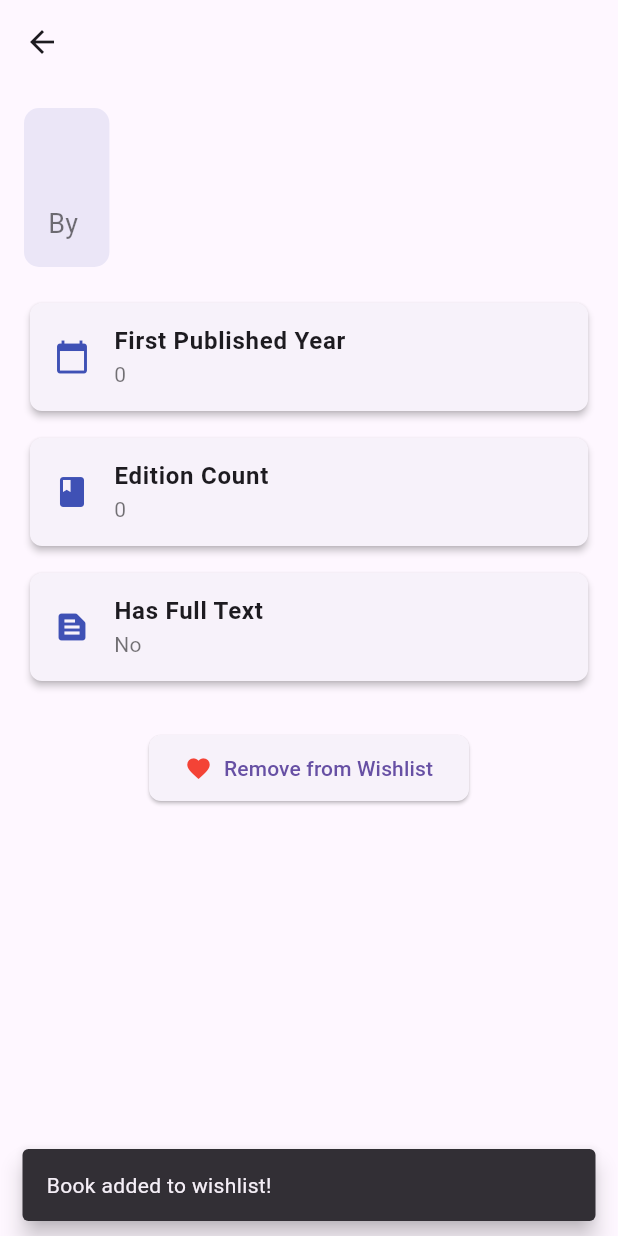
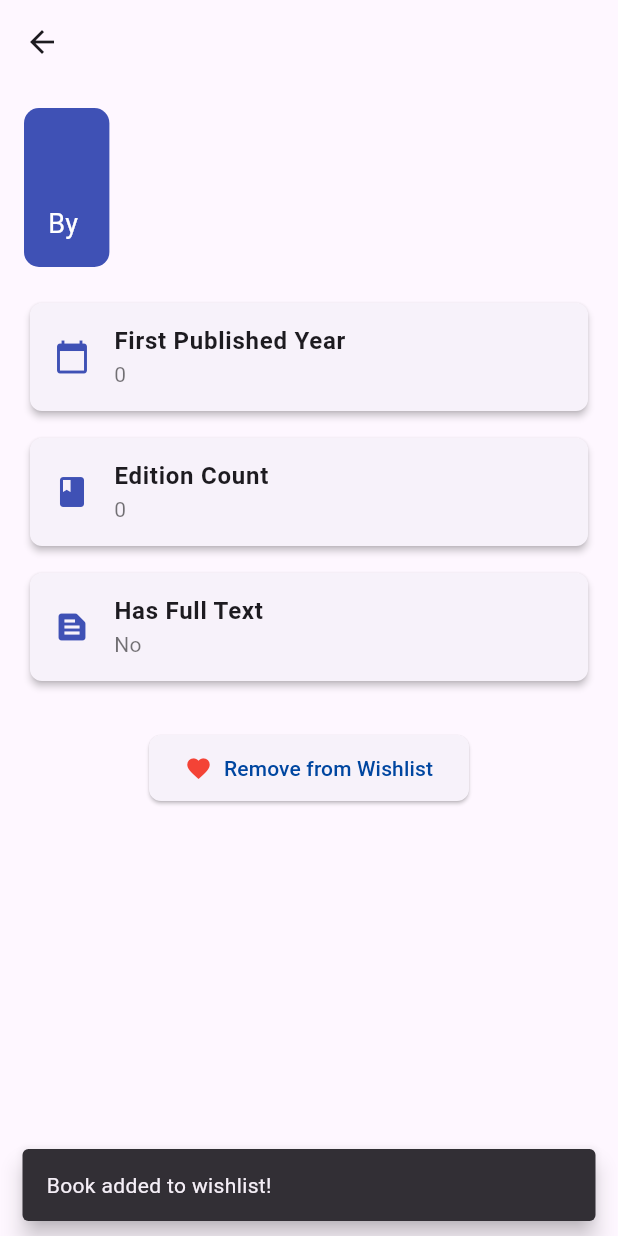
Before and after one commit to ishwor894/books_app, a Flutter app: the BookDetailsScreen screen opened directly with empty values, after a tap on "Add to Wishlist", on a phone screen of 412 x 824 dp. Run offline on Flutter 3.47's test engine with Material 3 defaults, Android fonts, the phone set to English and light mode, and no system bars; our stand-ins replace equatable, flutter_bloc, hive_ce_flutter, shimmer; accounts and stored records are empty.

Commit message:
hive update for wishlist  and login screen

```diff
--- a/lib/bloc/book_bloc.dart
+++ b/lib/bloc/book_bloc.dart
@@ -1,32 +1,47 @@
 import 'package:books_app/bloc/book_event.dart';
 import 'package:books_app/bloc/book_state.dart';
+import 'package:books_app/models/wishlist_model.dart';
+import 'package:books_app/services/hive_service.dart';
 import 'package:books_app/services/http_service.dart';
 import 'package:flutter_bloc/flutter_bloc.dart';
-import '../models/book_model.dart';
 
 class BookBloc extends Bloc<BookEvent, BookState> {
   final BookService bookService;
+  final HiveService hiveService = HiveService();
 
   BookBloc({required this.bookService}) : super(BookState.initial()) {
+    on<FetchWishlist>((event, emit) async {
+      List<Wishlist> wishlist = await hiveService.fetchWishlist();
+      emit(state.copyWith(wishlist: wishlist, wishlistUpdated: !state.wishlistUpdated));
+    });
     on<FetchBooks>((event, emit) async {
       emit(state.copyWith(isLoading: true, loadingError: false));
       try {
         final books = await bookService.fetchBooks();
-        emit(state.copyWith(books: books, isLoading: false));
+        emit(state.copyWith(
+          books: books,
+          isLoading: false,
+        ));
       } catch (e) {
         emit(state.copyWith(loadingError: true, isLoading: false));
       }
     });
 
-    on<AddToWishlist>((event, emit) {
-      final updatedWishlist = List<Doc>.from(state.wishlist)..add(event.book);
-      emit(state.copyWith(wishlist: updatedWishlist));
+    on<AddToWishlist>((event, emit) async {
+      // final updatedWishlist = List<Wishlist>.from(state.wishlist)
+      //   ..add(event.book);
+      await hiveService.saveWishlist(event.book);
+      add(FetchWishlist());
+      // emit(state.copyWith(wishlist: updatedWishlist));
     });
 
-    on<RemoveFromWishlist>((event, emit) {
-      final updatedWishlist = List<Doc>.from(state.wishlist)
-        ..remove(event.book);
-      emit(state.copyWith(wishlist: updatedWishlist));
+    on<RemoveFromWishlist>((event, emit) async {
+      // final updatedWishlist = List<Wishlist>.from(state.wishlist)
+      //   ..remove(event.book);
+      await hiveService.removeWishlist(event.book);
+      add(FetchWishlist());
+
+      // emit(state.copyWith(wishlist: updatedWishlist));
     });
   }
 }
--- a/lib/bloc/book_event.dart
+++ b/lib/bloc/book_event.dart
@@ -1,15 +1,16 @@
-import 'package:books_app/models/book_model.dart';
+import 'package:books_app/models/wishlist_model.dart';
 
 abstract class BookEvent {}
 
 class FetchBooks extends BookEvent {}
+class FetchWishlist extends BookEvent {}
 
 class AddToWishlist extends BookEvent {
-  final Doc book;
+  final Wishlist book;
   AddToWishlist(this.book);
 }
 
 class RemoveFromWishlist extends BookEvent {
-  final Doc book;
+  final Wishlist book;
   RemoveFromWishlist(this.book);
 }
--- a/lib/bloc/book_state.dart
+++ b/lib/bloc/book_state.dart
@@ -1,26 +1,30 @@
 import 'package:books_app/models/book_model.dart';
+import 'package:books_app/models/wishlist_model.dart';
 import 'package:equatable/equatable.dart';
 
 class BookState extends Equatable {
-  final bool isLoading;
+  final bool isLoading;  final bool wishlistUpdated;
+
   final bool loadingError;
   final List<Doc> books;
-  final List<Doc> wishlist;
+  final List<Wishlist> wishlist;
   const BookState(
-      {required this.isLoading,
+      {required this.isLoading, required this.wishlistUpdated,
       required this.loadingError,
       required this.books,
       required this.wishlist});
   factory BookState.initial() {
-    return const BookState(
+    return const BookState(wishlistUpdated: false,
         books: [], wishlist: [], isLoading: false, loadingError: false);
   }
   BookState copyWith(
       {List<Doc>? books,
-      List<Doc>? wishlist,
+      List<Wishlist>? wishlist,
+      bool? wishlistUpdated,
       bool? isLoading,
       bool? loadingError}) {
     return BookState(
+      wishlistUpdated: wishlistUpdated??this.wishlistUpdated,
         books: books ?? this.books,
         wishlist: wishlist ?? this.wishlist,
         isLoading: isLoading ?? this.isLoading,
@@ -28,5 +32,5 @@ class BookState extends Equatable {
   }
 
   @override
-  List<Object?> get props => [books, wishlist, isLoading, loadingError];
+  List<Object?> get props => [books, wishlist,wishlistUpdated, isLoading, loadingError];
 }
--- a/lib/models/book_model.dart
+++ b/lib/models/book_model.dart
@@ -1,8 +1,4 @@
-import 'dart:convert';
 
-BookModel bookModelFromJson(String str) => BookModel.fromJson(json.decode(str));
-
-String bookModelToJson(BookModel data) => json.encode(data.toJson());
 
 class BookModel {
   List<Doc> docs;
--- /dev/null
+++ b/lib/models/wishlist_model.dart
@@ -0,0 +1,34 @@
+import 'package:equatable/equatable.dart';
+import 'package:hive_ce_flutter/hive_flutter.dart';
+
+part 'wishlist_model.g.dart';
+
+@HiveType(typeId: 0)
+class Wishlist extends Equatable {
+  @HiveField(0)
+  final List<String>? authorName;
+  @HiveField(1)
+  final String title;
+
+  const Wishlist({
+    required this.authorName,
+    required this.title,
+  });
+
+  factory Wishlist.fromJson(Map<String, dynamic> json) => Wishlist(
+        authorName: json["author_name"] == null
+            ? []
+            : List<String>.from(json["author_name"]!.map((x) => x)),
+        title: json["title"],
+      );
+
+  Map<String, dynamic> toJson() => {
+        "author_name": authorName == null
+            ? []
+            : List<dynamic>.from(authorName!.map((x) => x)),
+        "title": title,
+      };
+
+  @override
+  List<Object?> get props => [authorName, title];
+}
--- a/lib/screens/book_details.dart
+++ b/lib/screens/book_details_screen.dart
@@ -1,6 +1,7 @@
 import 'package:books_app/bloc/book_bloc.dart';
 import 'package:books_app/bloc/book_event.dart';
 import 'package:books_app/bloc/book_state.dart';
+import 'package:books_app/models/wishlist_model.dart';
 import 'package:flutter/material.dart';
 import 'package:flutter_bloc/flutter_bloc.dart';
 import '../models/book_model.dart';
@@ -37,7 +38,7 @@ class _BookDetailsScreenState extends State<BookDetailsScreen> {
               children: [
                 Container(
                   decoration: BoxDecoration(
-                    color: Colors.indigo.withOpacity(0.1),
+                    color: Colors.indigo,
                     borderRadius: BorderRadius.circular(10),
                   ),
                   padding: const EdgeInsets.all(16),
@@ -49,6 +50,7 @@ class _BookDetailsScreenState extends State<BookDetailsScreen> {
                         style: const TextStyle(
                           fontSize: 26,
                           fontWeight: FontWeight.bold,
+                          color: Colors.white,
                         ),
                       ),
                       const SizedBox(height: 10),
@@ -56,7 +58,7 @@ class _BookDetailsScreenState extends State<BookDetailsScreen> {
                         'By ${widget.book.authorName?.join(", ") ?? "Unknown"}',
                         style: const TextStyle(
                           fontSize: 18,
-                          color: Colors.black54,
+                          color: Colors.white,
                         ),
                       ),
                     ],
@@ -99,23 +101,34 @@ class _BookDetailsScreenState extends State<BookDetailsScreen> {
                         borderRadius: BorderRadius.circular(8),
                       ),
                     ),
-                    icon: state.wishlist.contains(widget.book)
+                    icon: state.wishlist.contains(Wishlist(
+                            title: widget.book.title,
+                            authorName: widget.book.authorName))
                         ? const Icon(Icons.favorite, color: Colors.red)
                         : const Icon(Icons.favorite_border,
                             color: Colors.white),
                     label: Text(
-                      state.wishlist.contains(widget.book)
+                      state.wishlist.contains(Wishlist(
+                              title: widget.book.title,
+                              authorName: widget.book.authorName))
                           ? 'Remove from Wishlist'
                           : 'Add to Wishlist',
+                      style: const TextStyle(color: Color(0xFF0046A0)),
                     ),
                     onPressed: () {
-                      if (state.wishlist.contains(widget.book)) {
-                        BlocProvider.of<BookBloc>(context)
-                            .add(RemoveFromWishlist(widget.book));
+                      if (state.wishlist.contains(Wishlist(
+                          title: widget.book.title,
+                          authorName: widget.book.authorName))) {
+                        BlocProvider.of<BookBloc>(context).add(
+                            RemoveFromWishlist(Wishlist(
+                                title: widget.book.title,
+                                authorName: widget.book.authorName)));
                         _showSnackBar(context, 'Book removed from wishlist!');
                       } else {
-                        BlocProvider.of<BookBloc>(context)
-                            .add(AddToWishlist(widget.book));
+                        BlocProvider.of<BookBloc>(context).add(AddToWishlist(
+                            Wishlist(
+                                title: widget.book.title,
+                                authorName: widget.book.authorName)));
                         _showSnackBar(context, 'Book added to wishlist!');
                       }
                     },
--- a/lib/screens/books_list_screen.dart
+++ b/lib/screens/books_list_screen.dart
@@ -1,17 +1,28 @@
 import 'package:books_app/bloc/book_event.dart';
 import 'package:books_app/bloc/book_state.dart';
+import 'package:books_app/models/wishlist_model.dart';
 import 'package:books_app/screens/wish_list_screen.dart';
 import 'package:flutter/material.dart';
 import 'package:flutter_bloc/flutter_bloc.dart';
+import 'package:shimmer/shimmer.dart';
 
 import '../bloc/book_bloc.dart';
-import 'book_details.dart';
+import 'book_details_screen.dart';
 
-class BooksListScreen extends StatelessWidget {
+class BooksListScreen extends StatefulWidget {
   const BooksListScreen({super.key});
 
   @override
+  State<BooksListScreen> createState() => _BooksListScreenState();
+}
+
+class _BooksListScreenState extends State<BooksListScreen> {
+  @override
   Widget build(BuildContext context) {
+    // Trigger the FetchBooks event
+    WidgetsBinding.instance.addPostFrameCallback((_) {
+      BlocProvider.of<BookBloc>(context).add(FetchBooks());
+    });
     return BlocBuilder<BookBloc, BookState>(
       builder: (context, state) {
         return Scaffold(
@@ -22,26 +33,27 @@ class BooksListScreen extends StatelessWidget {
                 onPressed: () {
                   Navigator.of(context).push(
                     MaterialPageRoute(
-                      builder: (context) => WishlistScreen(
-                        wishlist: state.wishlist,
-                      ),
+                      builder: (context) => const WishlistScreen(),
                     ),
                   );
                 },
-                icon: const Icon(Icons.card_giftcard_outlined),
+                icon: Badge(
+                    smallSize: 10,
+                    backgroundColor: state.wishlist.isNotEmpty
+                        ? Colors.red
+                        : Colors.transparent,
+                    child: const Icon(Icons.card_giftcard_outlined)),
               ),
             ],
           ),
           body: Padding(
-            padding: const EdgeInsets.all(16.0),
+              padding: const EdgeInsets.only(
+                  top: 20, bottom: 20, right: 20, left: 20),
               child: state.isLoading
-                ? const Center(
-                    child: CircularProgressIndicator(),
-                  )
+                  ? _shimmersWidget(context)
                   : state.loadingError
                       ? _buildErrorState(context)
-                    : state.books.isNotEmpty
-                        ? ListView.builder(
+                      : ListView.builder(
                           itemCount: state.books.length,
                           itemBuilder: (context, index) {
                             final book = state.books[index];
@@ -49,9 +61,8 @@ class BooksListScreen extends StatelessWidget {
                               shape: RoundedRectangleBorder(
                                 borderRadius: BorderRadius.circular(10),
                               ),
-                                elevation: 4,
-                                margin:
-                                    const EdgeInsets.symmetric(vertical: 10),
+                              elevation: 7,
+                              margin: const EdgeInsets.symmetric(vertical: 10),
                               child: ListTile(
                                 onTap: () {
                                   Navigator.of(context).push(
@@ -72,24 +83,31 @@ class BooksListScreen extends StatelessWidget {
                                 subtitle: Text(
                                   book.authorName?.join(", ") ??
                                       "Unknown Author",
-                                    style:
-                                        const TextStyle(color: Colors.black54),
+                                  style: const TextStyle(color: Colors.black54),
                                 ),
                                 trailing: IconButton(
-                                    icon: state.wishlist.contains(book)
+                                  icon: state.wishlist.contains(Wishlist(
+                                          title: book.title,
+                                          authorName: book.authorName))
                                       ? const Icon(Icons.favorite,
                                           color: Colors.red)
                                       : const Icon(Icons.favorite_border,
                                           color: Colors.grey),
                                   onPressed: () {
-                                      if (state.wishlist.contains(book)) {
-                                        BlocProvider.of<BookBloc>(context)
-                                            .add(RemoveFromWishlist(book));
+                                    if (state.wishlist.contains(Wishlist(
+                                        title: book.title,
+                                        authorName: book.authorName))) {
+                                      BlocProvider.of<BookBloc>(context).add(
+                                          RemoveFromWishlist(Wishlist(
+                                              title: book.title,
+                                              authorName: book.authorName)));
                                       _showSnackBar(
                                           context, 'Removed from wishlist!');
                                     } else {
-                                        BlocProvider.of<BookBloc>(context)
-                                            .add(AddToWishlist(book));
+                                      BlocProvider.of<BookBloc>(context).add(
+                                          AddToWishlist(Wishlist(
+                                              title: book.title,
+                                              authorName: book.authorName)));
                                       _showSnackBar(
                                           context, 'Added to wishlist!');
                                     }
@@ -98,9 +116,7 @@ class BooksListScreen extends StatelessWidget {
                               ),
                             );
                           },
-                          )
-                        : _buildEmptyState(context),
-          ),
+                        )),
         );
       },
     );
@@ -133,33 +149,7 @@ class BooksListScreen extends StatelessWidget {
     );
   }
 
-  Widget _buildEmptyState(BuildContext context) {
-    return Center(
-      child: Column(
-        mainAxisAlignment: MainAxisAlignment.center,
-        children: [
-          const Icon(Icons.book_outlined, size: 80, color: Colors.grey),
-          const SizedBox(height: 20),
-          const Text(
-            'No books available now!',
-            style: TextStyle(fontSize: 18, color: Colors.black54),
-          ),
-          const SizedBox(height: 10),
-          ElevatedButton(
-            style: ElevatedButton.styleFrom(
-              shape: RoundedRectangleBorder(
-                  borderRadius: BorderRadius.circular(8)),
-              padding: const EdgeInsets.symmetric(horizontal: 24, vertical: 12),
-            ),
-            onPressed: () =>
-                BlocProvider.of<BookBloc>(context).add(FetchBooks()),
-            child: const Text('Load Books'),
-          ),
-        ],
-      ),
-    );
-  }
-
+  // Widget _buildEmptyState(BuildContext context) {
   void _showSnackBar(BuildContext context, String message) {
     ScaffoldMessenger.of(context).showSnackBar(
       SnackBar(
@@ -169,4 +159,32 @@ class BooksListScreen extends StatelessWidget {
       ),
     );
   }
+
+  Widget _shimmersWidget(BuildContext context) {
+    return Column(
+      children: [
+        Expanded(
+          child: Shimmer.fromColors(
+              baseColor: Colors.grey.shade300,
+              highlightColor: Colors.grey.shade500,
+              child: ListView.builder(
+                itemCount: 10,
+                itemBuilder: (context, index) {
+                  return SizedBox(
+                    height: 100,
+                    child: Card(
+                      shape: RoundedRectangleBorder(
+                        borderRadius: BorderRadius.circular(10),
+                      ),
+                      elevation: 4,
+                      margin: const EdgeInsets.symmetric(vertical: 10),
+                      child: const Text('Shimmer'),
+                    ),
+                  );
+                },
+              )),
+        ),
+      ],
+    );
   }
+}
--- /dev/null
+++ b/lib/screens/login_screen.dart
@@ -0,0 +1,159 @@
+import 'package:books_app/bloc/book_bloc.dart';
+import 'package:books_app/bloc/book_event.dart';
+import 'package:books_app/bloc/book_state.dart';
+import 'package:books_app/screens/books_list_screen.dart';
+import 'package:flutter/material.dart';
+import 'package:flutter_bloc/flutter_bloc.dart';
+
+class LoginScreen extends StatefulWidget {
+  const LoginScreen({super.key});
+
+  @override
+  State<LoginScreen> createState() => _LoginScreenState();
+}
+
+class _LoginScreenState extends State<LoginScreen> {
+  TextEditingController passwordController = TextEditingController();
+  TextEditingController emailController = TextEditingController();
+
+  @override
+  void initState() {
+    super.initState();
+  }
+
+  @override
+  Widget build(BuildContext context) {
+    return Scaffold(
+      body: BlocBuilder<BookBloc, BookState>(
+        builder: (context, state) {
+          return Padding(
+            padding:
+                const EdgeInsets.only(left: 20, right: 20, bottom: 20, top: 50),
+            child: Column(
+              crossAxisAlignment: CrossAxisAlignment.start,
+              children: [
+                const Padding(
+                  padding: EdgeInsets.only(bottom: 40, top: 20),
+                  child: Text(
+                    "Login",
+                    style: TextStyle(
+                        fontWeight: FontWeight.w600,
+                        fontSize: 32,
+                        color: Color(0xFF0046A0)),
+                  ),
+                ),
+                const Text(
+                  "Email",
+                  style: TextStyle(
+                      fontWeight: FontWeight.w400, color: Colors.black),
+                ),
+                Padding(
+                  padding: const EdgeInsets.only(bottom: 25, top: 8),
+                  child: Container(
+                    decoration: BoxDecoration(
+                        borderRadius: BorderRadius.circular(12),
+                        border: Border.all(color: Colors.grey)),
+                    child: TextField(
+                      controller: emailController,
+                      decoration: const InputDecoration(
+                          contentPadding: EdgeInsets.only(left: 10),
+                          border: InputBorder.none),
+                    ),
+                  ),
+                ),
+                const Text(
+                  "Password",
+                  style: TextStyle(
+                      fontWeight: FontWeight.w400, color: Colors.black),
+                ),
+                Padding(
+                  padding: const EdgeInsets.only(bottom: 25, top: 8),
+                  child: Stack(
+                    children: [
+                      Container(
+                        decoration: BoxDecoration(
+                            borderRadius: BorderRadius.circular(12),
+                            border: Border.all(color: Colors.grey)),
+                        child: TextField(
+                          controller: passwordController,
+                          obscureText: true,
+                          decoration: const InputDecoration(
+                              contentPadding: EdgeInsets.all(0),
+                              border: InputBorder.none),
+                        ),
+                      ),
+                      Align(
+                        alignment: Alignment.centerRight,
+                        child: IconButton(
+                            onPressed: () {},
+                            icon: const Icon(Icons.visibility_outlined)),
+                      )
+                    ],
+                  ),
+                ),
+                Row(
+                  mainAxisAlignment: MainAxisAlignment.spaceBetween,
+                  children: [
+                    Row(
+                      children: [
+                        SizedBox(
+                          height: 14.0,
+                          width: 14.0,
+                          child: Checkbox(
+                              shape: RoundedRectangleBorder(
+                                  borderRadius: BorderRadius.circular(4)),
+                              value: false,
+                              onChanged: (value) {}),
+                        ),
+                        const Padding(
+                          padding: EdgeInsets.only(left: 8),
+                          child: Text(
+                            "Remember me",
+                            style: TextStyle(
+                                fontWeight: FontWeight.w400, fontSize: 12),
+                          ),
+                        ),
+                      ],
+                    ),
+                    const Text(
+                      "Forgot Password?",
+                      style: TextStyle(
+                          fontWeight: FontWeight.w600,
+                          fontSize: 12,
+                          color: Color(0xFF192FA4)),
+                    ),
+                  ],
+                ),
+                Padding(
+                    padding: const EdgeInsets.only(bottom: 20, top: 24),
+                    child: MaterialButton(
+                        shape: RoundedRectangleBorder(
+                            borderRadius: BorderRadius.circular(12)),
+                        minWidth: MediaQuery.of(context).size.width,
+                        color: const Color(0xFF0046A0),
+                        onPressed: () {
+                          BlocProvider.of<BookBloc>(context)
+                              .add(FetchWishlist());
+                          Navigator.of(context).pushReplacement(
+                            MaterialPageRoute(
+                              builder: (context) => const BooksListScreen(),
+                            ),
+                          );
+                        },
+                        child: const Padding(
+                            padding: EdgeInsets.only(top: 16, bottom: 16),
+                            child: Text(
+                              "Login",
+                              style: TextStyle(
+                                  color: Colors.white,
+                                  fontWeight: FontWeight.w600,
+                                  fontSize: 18),
+                            ))))
+              ],
+            ),
+          );
+        },
+      ),
+    );
+  }
+}
--- /dev/null
+++ b/lib/services/hive_service.dart
@@ -0,0 +1,66 @@
+import 'package:books_app/models/wishlist_model.dart';
+import 'package:hive_ce_flutter/hive_flutter.dart';
+
+class HiveService {
+  Future<Box> initHive() async {
+    if (!Hive.isBoxOpen('bookBox')) {
+      await Hive.initFlutter();
+      Hive.registerAdapter(WishlistAdapter());
+
+      Box bookBox = await Hive.openBox('bookBox',
+          compactionStrategy: (contents, modifiedContents) {
+        return modifiedContents > 20;
+      });
+      return bookBox;
+    } else {
+      return getBookBox();
+    }
+  }
+
+  Box getBookBox() {
+    return Hive.box('bookBox');
+  }
+
+  saveWishlist(Wishlist wish) {
+    Box bookBox = getBookBox();
+
+    // Safely retrieve the wishlist and cast to List<Wishlist>
+    List<Wishlist> wishlist =
+        (bookBox.get('wishlist') as List<dynamic>?)?.cast<Wishlist>() ?? [];
+
+    // Add the new wishlist item
+    wishlist.add(wish);
+
+    // Save the updated list back to Hive
+    bookBox.put('wishlist', wishlist);
+  }
+
+  removeWishlist(Wishlist wish) {
+    Box bookBox = getBookBox();
+
+    // Safely retrieve the wishlist and cast to List<Wishlist>
+    List<Wishlist> wishlist =
+        (bookBox.get('wishlist') as List<dynamic>?)?.cast<Wishlist>() ?? [];
+
+    // Remove the wishlist item
+    wishlist.remove(wish);
+
+    // Save the updated list back to Hive
+    bookBox.put('wishlist', wishlist);
+  }
+
+ Future< List<Wishlist>> fetchWishlist() async{
+    Box bookBox = getBookBox();
+
+    // Safely retrieve the wishlist and cast to List<Wishlist>
+    List<Wishlist> wishlist =
+        (bookBox.get('wishlist') as List<dynamic>?)?.cast<Wishlist>() ?? [];
+
+    return wishlist;
+  }
+
+  clearBox() async {
+    Box bookBox = getBookBox();
+    await bookBox.clear();
+  }
+}
```
Also changed, not shown: lib/main.dart (+10 -5 lines), lib/screens/wish_list_screen.dart (+11 -16 lines), pubspec.yaml (+7 -1 lines), lib/models/wishlist_model.g.dart (added), pubspec.lock, 2 other files. Lines whose indentation alone changed are shown as unchanged.
